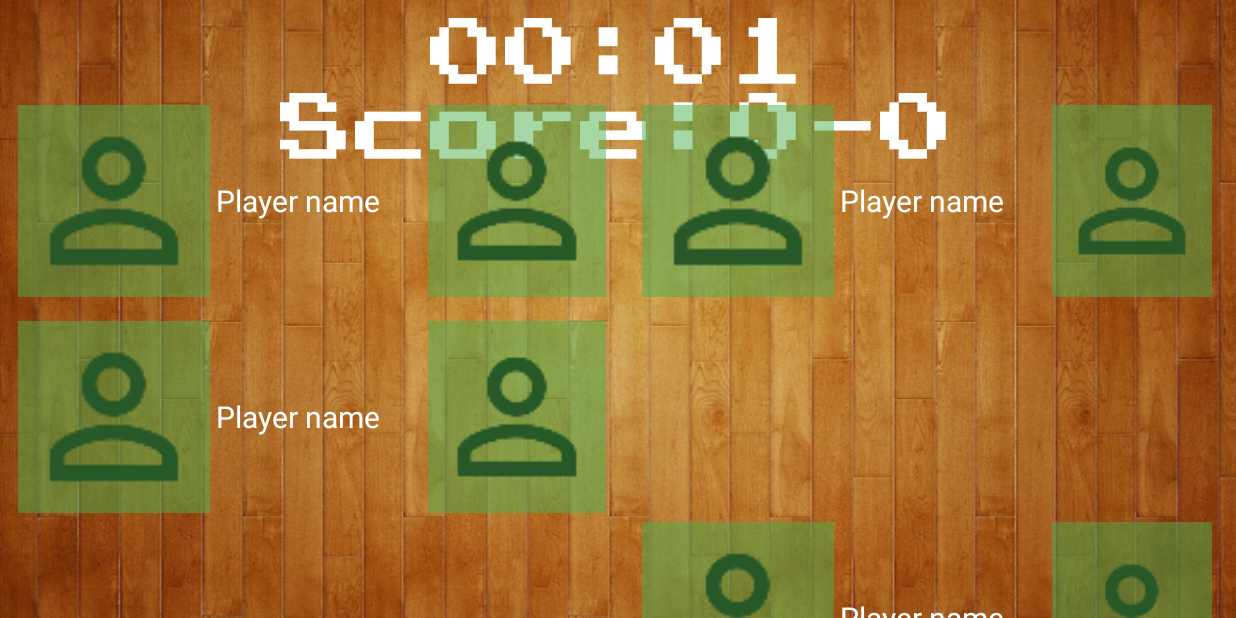
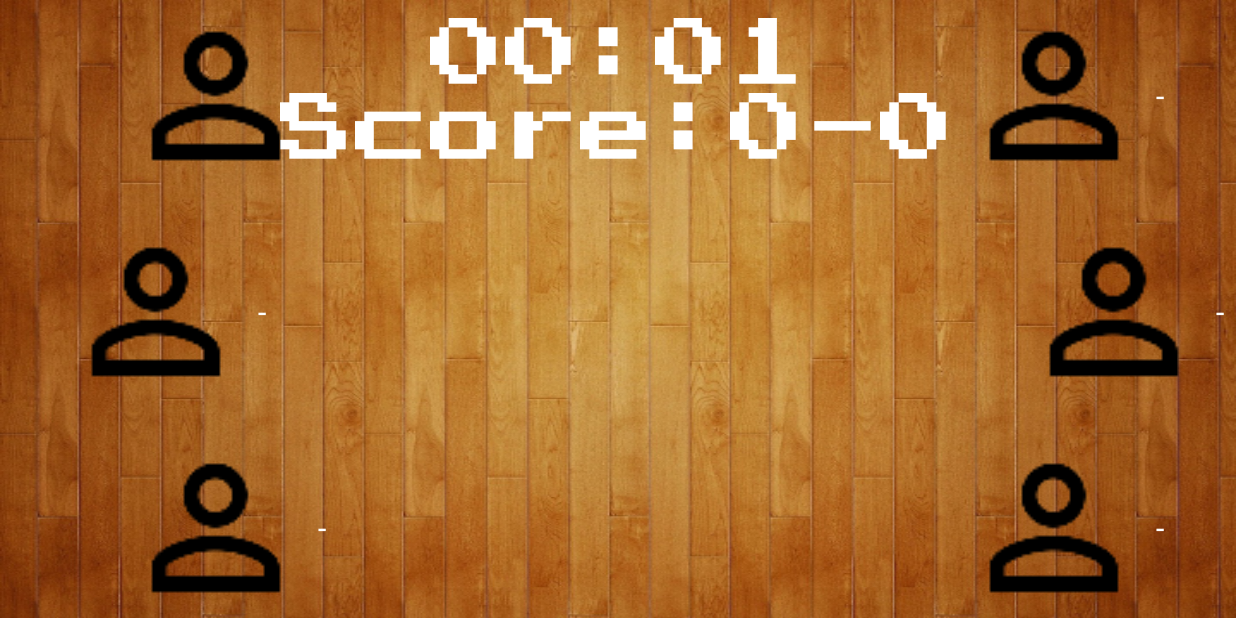
Before and after one commit to Farbklex/Lightball, an Android app: the GameInProgressActivity screen opened directly, with no data from a screen before it, on a phone screen of 824 x 412 dp (held sideways). Run offline under Robolectric (Android 15) with nearby library versions, the phone set to English and light mode, and no system bars.

Commit message:
End of game added GameStateManager now handles the end of game properrly.

```diff
--- a/Android/app/src/main/java/io/lightball/lightball/GameInProgressActivity.java
+++ b/Android/app/src/main/java/io/lightball/lightball/GameInProgressActivity.java
@@ -5,6 +5,7 @@ import android.bluetooth.BluetoothGattCharacteristic;
 import android.bluetooth.BluetoothGattDescriptor;
 import android.bluetooth.BluetoothGattService;
 import android.graphics.Typeface;
+import android.graphics.drawable.Drawable;
 import android.os.Bundle;
 import android.os.Handler;
 import android.support.v4.app.NavUtils;
@@ -26,7 +27,6 @@ import java.util.Arrays;
 import io.lightball.lightball.ble.BleManager;
 import io.lightball.lightball.entities.Player;
 import io.lightball.lightball.interfaces.GameStateInterface;
-import io.lightball.lightball.utils.BluetoothManager;
 
 /**
  * An example full-screen activity that shows and hides the system UI (i.e.
@@ -37,6 +37,7 @@ public class GameInProgressActivity extends AppCompatActivity
 
     ArrayList<View> mTeam1Views = new ArrayList<>();
     ArrayList<View> mTeam2Views = new ArrayList<>();
+    ArrayList<View> mPlayers = new ArrayList<>();
 
     // Bluetooth stuff
     public static final String TAG = "GameInProgressActivity";
@@ -145,49 +146,41 @@ public class GameInProgressActivity extends AppCompatActivity
         // operations to prevent the jarring behavior of controls going away
         // while interacting with the UI.
         findViewById(R.id.dummy_button).setOnTouchListener(mDelayHideTouchListener);
-
+        fillTeamViews();
         //Setup team 1
         ArrayList<Player> team1 = GameStateManager.getInstance().getTeam1();
-        if(team1 != null){
-            Player t1p1 = team1.get(0);
-            View t1p1View = findViewById(R.id.team1Player1);
-            //TODO
-            //t1p1View.setTag(t1p1.id);
-            t1p1View.setTag("345");
-            t1p1View.setOnClickListener(new View.OnClickListener() {
-                @Override
-                public void onClick(View view) {
-                    GameStateManager.getInstance().reduceHealth("345");
+        ArrayList<Player> team2 = GameStateManager.getInstance().getTeam2();
+
+        //Setup the player views
+        if (team1 != null) {
+            int i = 0;
+            for(Player player : team1){
+                initPlayerView(player,mTeam1Views.get(i));
+                i++;
             }
-            });
-
-
-
-            ((TextView)t1p1View.findViewById(R.id.player_name)).setText(t1p1.name);
+        }
+        //Also for team 2
+        if (team2 != null) {
+            int i = 0;
+            for(Player player : team2){
+                initPlayerView(player,mTeam2Views.get(i));
+                i++;
+            }
         }
 
+        GameStateManager.getInstance().setCallback(this);
 
-        //Setup team 2
-        ArrayList<Player> team2 = GameStateManager.getInstance().getTeam2();
-        if(team2 != null){
-            Player t2p1 = team2.get(0);
-            View t2p1View = findViewById(R.id.team2Player1);
-            t2p1View.setTag(t2p1.id);
-            ((TextView)t2p1View.findViewById(R.id.player_name)).setText(t2p1.name);
-        }
-
-        fillTeamViews();
+        updateScore();
 
         Chronometer chronometer = (Chronometer) findViewById(R.id.time);
         chronometer.start();
 
-        updateScore();
-
-        TextView scoreTextView= (TextView)findViewById(R.id.scoreTextView);
-        Typeface typeFace=Typeface.createFromAsset(getAssets(), "fonts/pressstart2p.ttf");
+        TextView scoreTextView = (TextView) findViewById(R.id.scoreTextView);
+        Typeface typeFace = Typeface.createFromAsset(getAssets(), "fonts/pressstart2p.ttf");
         scoreTextView.setTypeface(typeFace);
         chronometer.setTypeface(typeFace);
 
+        /*
         boolean isConnecting = BleManager.getInstance(this).connect(this, GameStateManager.getInstance().getTeam1().get(0).id);
 
         BluetoothManager btMgr = BluetoothManager.getInstance();
@@ -196,7 +189,23 @@ public class GameInProgressActivity extends AppCompatActivity
             Thread.sleep(3000);
         } catch (Exception e) {}
         byte data[] = {0x01, 0x4b};
-        sendData(data);
+        sendData(data);*/
+    }
+
+    private void initPlayerView(final Player player, View view) {
+        if (player != null) {
+            view.setTag(player.id);
+            view.setOnClickListener(new View.OnClickListener() {
+                @Override
+                public void onClick(View view) {
+                    Log.d("Debug","OnClick triggered");
+                    GameStateManager.getInstance().reduceHealth(player.id);
+                }
+            });
+
+            ((TextView) view.findViewById(R.id.player_name)).setText(player.name);
+            setPlayerHealth(view, 100);
+        }
     }
 
     @Override
@@ -220,12 +229,13 @@ public class GameInProgressActivity extends AppCompatActivity
         mTeam1Views.add(findViewById(R.id.team1Player1));
         mTeam1Views.add(findViewById(R.id.team1Player2));
         mTeam1Views.add(findViewById(R.id.team1Player3));
-        mTeam1Views.add(findViewById(R.id.team1Player4));
 
-        mTeam1Views.add(findViewById(R.id.team2Player1));
-        mTeam1Views.add(findViewById(R.id.team2Player2));
-        mTeam1Views.add(findViewById(R.id.team2Player3));
-        mTeam1Views.add(findViewById(R.id.team2Player4));
+        mTeam2Views.add(findViewById(R.id.team2Player1));
+        mTeam2Views.add(findViewById(R.id.team2Player2));
+        mTeam2Views.add(findViewById(R.id.team2Player3));
+
+        mPlayers.addAll(mTeam1Views);
+        mPlayers.addAll(mTeam2Views);
     }
 
     @Override
@@ -294,48 +304,64 @@ public class GameInProgressActivity extends AppCompatActivity
 
     @Override
     public void setPlayerHealth(String playerId, int health) {
+        for (View v : mPlayers) {
+            if (v.getTag() != null && v.getTag().equals(playerId)) {
+                setPlayerHealth(v, health);
+            }
+        }
+        updateScore();
+    }
+
+    private void setPlayerHealth(View v, int health) {
         int fullSize = Math.round((GameInProgressActivity.this.getResources().getDimension(R.dimen.player_portrait_size)));
         int threeQuartersSize = Math.round((GameInProgressActivity.this.getResources().getDimension(R.dimen.player_portrait_size_75)));
         int halfSize = Math.round((GameInProgressActivity.this.getResources().getDimension(R.dimen.player_portrait_size_50)));
-        int quarterSize=Math.round((GameInProgressActivity.this.getResources().getDimension(R.dimen.player_portrait_size_25)));
-        for(View v : mTeam1Views){
-            if(v.getTag() != null && v.getTag().equals(playerId)){
+        int quarterSize = Math.round((GameInProgressActivity.this.getResources().getDimension(R.dimen.player_portrait_size_25)));
+
         ImageView playerHealth = (ImageView) v.findViewById(R.id.playerHealth);
         View playerPortrait = v.findViewById(R.id.player_portrait);
 
-                if(health == 100){
-                    playerHealth.setLayoutParams(new RelativeLayout.LayoutParams(fullSize,fullSize));
-                    Log.d("Debug","Set health to 100");
-                }else if(health == 75){
+        if (health == 100) {
+            playerHealth.setLayoutParams(new RelativeLayout.LayoutParams(fullSize, fullSize));
+            Log.d("Debug", "Set health to 100");
+        } else if (health == 75) {
             playerHealth.setLayoutParams(new RelativeLayout.LayoutParams(fullSize, threeQuartersSize));
-                    Log.d("Debug","Set health to 75");
-                }else if(health == 50){
+            Log.d("Debug", "Set health to 75");
+        } else if (health == 50) {
             playerHealth.setLayoutParams(new RelativeLayout.LayoutParams(fullSize, halfSize));
-                    Log.d("Debug","Set health to 50");
-                }else if(health == 25){
+            Log.d("Debug", "Set health to 50");
+        } else if (health == 25) {
             playerHealth.setLayoutParams(new RelativeLayout.LayoutParams(fullSize, quarterSize));
-                    Log.d("Debug","Set health to 25");
-                }else{
+            Log.d("Debug", "Set health to 25");
+        } else {
             playerHealth.setLayoutParams(new RelativeLayout.LayoutParams(fullSize, 0));
-                    Log.d("Debug","Set health to 0");
+            Log.d("Debug", "Set health to 0");
         }
         RelativeLayout.LayoutParams params = (RelativeLayout.LayoutParams) playerHealth.getLayoutParams();
         params.addRule(RelativeLayout.ALIGN_PARENT_BOTTOM);
         playerHealth.setLayoutParams(params);
     }
-        }
-        updateScore();
-    }
 
     private void updateScore() {
         int[] scores = GameStateManager.getInstance().getScores();
-        ((TextView) findViewById(R.id.scoreTextView)).setText("Score:" +scores[0]+ "-" + scores[1]);
+        ((TextView) findViewById(R.id.scoreTextView)).setText("Score:" + scores[0] + "-" + scores[1]);
 
     }
 
     @Override
     public void setGameEnd(int winningTeam) {
+        View viewWinner = null;
+        View viewLooser = null;
+        if(winningTeam == 1){
+            viewWinner = findViewById(R.id.team1);
+            viewLooser = findViewById(R.id.team2);
+        }else if (winningTeam == 2){
+            viewWinner = findViewById(R.id.team2);
+            viewLooser = findViewById(R.id.team1);
+        }
 
+        viewWinner.setBackgroundColor(getResources().getColor(R.color.green_overlay));
+        viewLooser.setBackgroundColor(getResources().getColor(R.color.red_overlay));
     }
 
     // Utility
--- a/Android/app/src/main/res/layout/activity_game_in_progress.xml
+++ b/Android/app/src/main/res/layout/activity_game_in_progress.xml
@@ -9,26 +9,26 @@
          is needed to present your content, e.g. VideoView, SurfaceView,
          TextureView, etc. -->
     <Chronometer
+        android:id="@+id/time"
         android:layout_width="wrap_content"
         android:layout_height="wrap_content"
-        android:id="@+id/time"
+        android:layout_alignParentTop="true"
+        android:layout_centerHorizontal="true"
+        android:layout_marginTop="12dp"
         android:countDown="false"
-        android:layout_centerHorizontal="true"
-        android:layout_alignParentTop="true"
-        android:layout_marginTop="12dp"
-        android:textSize="@dimen/large_header"
-        android:textColor="@android:color/white"/>
+        android:textColor="@android:color/white"
+        android:textSize="@dimen/large_header"/>
 
     <TextView
         android:id="@+id/scoreTextView"
         android:layout_width="wrap_content"
         android:layout_height="wrap_content"
+        android:layout_below="@+id/time"
+        android:layout_centerHorizontal="true"
+        android:text="Score: X - Y"
         android:textAppearance="?android:attr/textAppearanceLarge"
-        android:layout_below="@+id/time"
-        android:text="Score: X - Y"
-        android:layout_centerHorizontal="true"
+        android:textColor="@android:color/white"
         android:textSize="@dimen/large_header"
-        android:textColor="@android:color/white"
         />
 
     <LinearLayout
@@ -40,81 +40,71 @@
         android:orientation="horizontal"
         android:weightSum="2">
 
-        <RelativeLayout
+        <LinearLayout
             android:id="@+id/team1"
             android:layout_width="0dp"
             android:layout_height="wrap_content"
             android:layout_weight="1"
-            android:gravity="center">
+            android:gravity="left"
+            android:layout_marginLeft="32dp"
+            android:orientation="vertical">
 
-            <include layout="@layout/game_player_item"
+            <include
                 android:id="@+id/team1Player1"
+                layout="@layout/game_player_item"
                 android:layout_width="wrap_content"
                 android:layout_height="@dimen/player_portrait_size"
-                android:layout_marginLeft="4dp"
+                android:layout_marginLeft="@dimen/player_margin_big"                />
+
+            <include
+                android:id="@+id/team1Player2"
+                layout="@layout/game_player_item"
+                android:layout_width="wrap_content"
+                android:layout_marginTop="16dp"
                 android:layout_marginBottom="16dp"
-                />
+                android:layout_height="@dimen/player_portrait_size"/>
 
-            <include layout="@layout/game_player_item"
-                 android:id="@+id/team1Player2"
+            <include
+                android:id="@+id/team1Player3"
+                layout="@layout/game_player_item"
                 android:layout_width="wrap_content"
                 android:layout_height="@dimen/player_portrait_size"
-                     android:layout_marginLeft="16dp"
-                     android:layout_marginBottom="16dp"
-                android:layout_toRightOf="@+id/team1Player1"/>
+                android:layout_marginLeft="@dimen/player_margin_big"/>
 
-            <include layout="@layout/game_player_item"
-                     android:id="@+id/team1Player3"
-                     android:layout_width="wrap_content"
-                     android:layout_height="@dimen/player_portrait_size"
-                     android:layout_marginLeft="4dp"
-                android:layout_below="@+id/team1Player1"/>
+        </LinearLayout>
 
-            <include layout="@layout/game_player_item"
-                     android:id="@+id/team1Player4"
-                     android:layout_width="wrap_content"
-                     android:layout_height="@dimen/player_portrait_size"
-                     android:layout_marginLeft="16dp"
-                     android:layout_toRightOf="@+id/team1Player3"
-                     android:layout_below="@+id/team1Player2"/>
-        </RelativeLayout>
-
-        <RelativeLayout
+        <LinearLayout
             android:id="@+id/team2"
             android:layout_width="0dp"
             android:layout_height="wrap_content"
             android:layout_weight="1"
-            android:gravity="center">
+            android:gravity="right"
+            android:orientation="vertical"
+            layout_marginRight="32dp">
 
-            <include layout="@layout/game_player_item"
+            <include
                 android:id="@+id/team2Player1"
+                layout="@layout/game_player_item"
                 android:layout_width="wrap_content"
-                     android:layout_height="wrap_content"
-                     android:layout_margin="8dp"
-                />
+                android:layout_height="@dimen/player_portrait_size"
+                android:layout_marginRight="@dimen/player_margin_big"                />
 
-            <include layout="@layout/game_player_item"
+            <include
                 android:id="@+id/team2Player2"
+                layout="@layout/game_player_item"
                 android:layout_width="wrap_content"
-                     android:layout_height="wrap_content"
-                     android:layout_margin="8dp"
-                     android:layout_toRightOf="@+id/team2Player1"/>
+                android:layout_marginTop="16dp"
+                android:layout_marginBottom="16dp"
+                android:layout_height="@dimen/player_portrait_size"/>
 
-            <include layout="@layout/game_player_item"
+            <include
                 android:id="@+id/team2Player3"
+                layout="@layout/game_player_item"
                 android:layout_width="wrap_content"
-                     android:layout_height="wrap_content"
-                     android:layout_margin="8dp"
-                     android:layout_below="@+id/team2Player1"/>
+                android:layout_height="@dimen/player_portrait_size"
+                android:layout_marginRight="@dimen/player_margin_big"/>
 
-            <include layout="@layout/game_player_item"
-                     android:id="@+id/team2Player4"
-                     android:layout_width="wrap_content"
-                     android:layout_height="wrap_content"
-                     android:layout_margin="8dp"
-                     android:layout_toRightOf="@+id/team2Player3"
-                     android:layout_below="@+id/team2Player2"/>
-        </RelativeLayout>
+        </LinearLayout>
 
 
     </LinearLayout>
@@ -129,13 +119,13 @@
 
         <FrameLayout
             android:id="@+id/fullscreen_content_controls"
-            android:layout_height="match_parent"
-            android:layout_width="match_parent">
+            android:layout_width="match_parent"
+            android:layout_height="match_parent">
 
             <Button
+                android:id="@+id/dummy_button"
+                android:layout_width="wrap_content"
                 android:layout_height="wrap_content"
-                android:layout_width="wrap_content"
-                android:id="@+id/dummy_button"
                 android:text="Dummy"/>
         </FrameLayout>
 
--- a/Android/app/src/main/res/layout/game_player_item.xml
+++ b/Android/app/src/main/res/layout/game_player_item.xml
@@ -20,8 +20,8 @@
 
     <ImageView
         android:id="@+id/playerHealth"
-        android:layout_width="@dimen/player_portrait_size"
-        android:layout_height="@dimen/player_portrait_size"
+        android:layout_width="0dp"
+        android:layout_height="0dp"
         android:layout_centerVertical="true"
         android:layout_alignParentBottom="true"
         android:adjustViewBounds="true"
@@ -33,7 +33,7 @@
         android:layout_width="wrap_content"
         android:layout_height="wrap_content"
         android:layout_marginLeft="4dp"
-        android:text="Player name"
+        android:text="-"
         android:textColor="@android:color/white"
         android:textSize="20sp"
         android:textAppearance="?attr/textAppearanceListItem"
--- a/Android/app/src/main/res/values/colors.xml
+++ b/Android/app/src/main/res/values/colors.xml
@@ -5,4 +5,6 @@
     <color name="colorAccent">#CCBE55</color>
 
     <color name="black_overlay">#66000000</color>
+    <color name="red_overlay">#66ee0000</color>
+    <color name="green_overlay">#660eee0e</color>
 </resources>
--- a/Android/app/src/main/res/values/dimens.xml
+++ b/Android/app/src/main/res/values/dimens.xml
@@ -8,6 +8,9 @@
 
     <dimen name="large_header">50sp</dimen>
 
+    <dimen name="player_margin_big">40dp</dimen>
+
+
     <dimen name="player_portrait_size">128dp</dimen>
     <dimen name="player_portrait_size_75">96dp</dimen>
     <dimen name="player_portrait_size_50">64dp</dimen>
```
Also changed, not shown: Android/app/src/main/java/io/lightball/lightball/GameStateManager.java (+25 -8 lines), Android/app/src/main/java/io/lightball/lightball/dialogs/AddPlayerDialog.java (+6 -1 lines), Android/app/src/main/res/drawable/round_button.xml (added, +9 -0 lines), Android/app/src/main/res/layout/activity_setup.xml (+4 -3 lines). Lines whose indentation alone changed are shown as unchanged.
